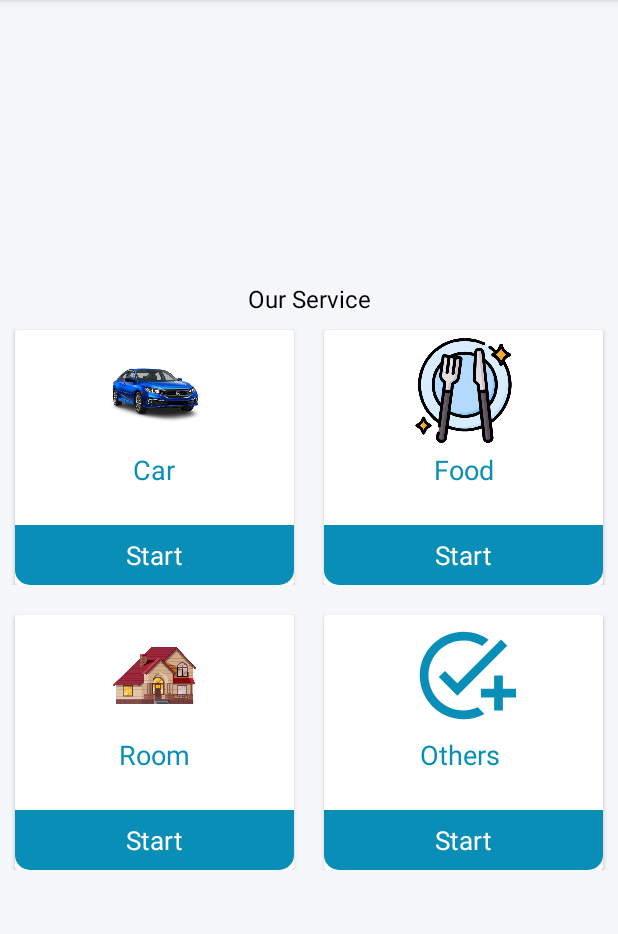
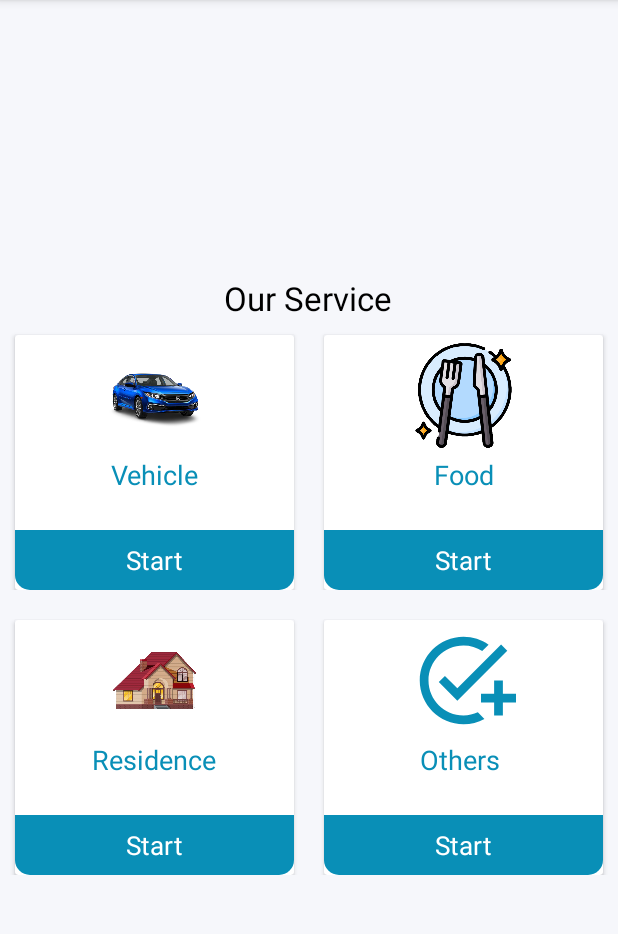
Before and after one commit to alamincmt/duckbanglow, an Android app: the ServiceActivity screen opened directly, with no data from a screen before it, on a phone screen of 412 x 824 dp, the part 84-1018 px from its top. Run offline under Robolectric (Android 15) with nearby library versions, the phone set to English and light mode, and no system bars.

Commit message:
Saimple changes.

```diff
--- a/app/src/main/java/com/duckbanglowofficial/duckbanglow/views/ui/Profile.java
+++ b/app/src/main/java/com/duckbanglowofficial/duckbanglow/views/ui/Profile.java
@@ -55,6 +55,7 @@ public class Profile extends AppCompatActivity {
     protected void onCreate(Bundle savedInstanceState) {
         super.onCreate(savedInstanceState);
         setContentView(R.layout.activity_profile);
+
         profile_image = findViewById(R.id.profile_image);
         tv_user_name = findViewById(R.id.tv_user_name);
         tv_short_details = findViewById(R.id.tv_short_details);
@@ -109,8 +110,6 @@ public class Profile extends AppCompatActivity {
 
     @Override
     public void onBackPressed() {
-        startActivity(new Intent(getApplicationContext(), MainActivity.class));
-        finish();
         super.onBackPressed();
     }
 
@@ -178,4 +177,6 @@ public class Profile extends AppCompatActivity {
             }
     }
 
+
+
 }
--- a/app/src/main/java/com/duckbanglowofficial/duckbanglow/views/ui/ServiceActivity.java
+++ b/app/src/main/java/com/duckbanglowofficial/duckbanglow/views/ui/ServiceActivity.java
@@ -41,4 +41,9 @@ public class ServiceActivity extends AppCompatActivity {
         intent.putExtra("purpose",purpose);
         startActivity(intent);
     }
+
+    @Override
+    public void onBackPressed() {
+        super.onBackPressed();
+    }
 }
--- a/app/src/main/java/com/duckbanglowofficial/duckbanglow/views/ui/ServiceDetailsActivity.java
+++ b/app/src/main/java/com/duckbanglowofficial/duckbanglow/views/ui/ServiceDetailsActivity.java
@@ -13,4 +13,9 @@ public class ServiceDetailsActivity extends AppCompatActivity {
         super.onCreate(savedInstanceState);
         setContentView(R.layout.activity_service_details);
     }
+
+    @Override
+    public void onBackPressed() {
+        super.onBackPressed();
+    }
 }
--- a/app/src/main/java/com/duckbanglowofficial/duckbanglow/views/ui/SignInActivity.java
+++ b/app/src/main/java/com/duckbanglowofficial/duckbanglow/views/ui/SignInActivity.java
@@ -35,6 +35,7 @@ public class SignInActivity extends AppCompatActivity {
     protected void onCreate(Bundle savedInstanceState) {
         super.onCreate(savedInstanceState);
         setContentView(R.layout.activity_sign_in);
+
         firebaseAuth = FirebaseAuth.getInstance();
         et_user_email=findViewById(R.id.et_user_email);
         et_password=findViewById(R.id.et_password);
@@ -87,4 +88,9 @@ public class SignInActivity extends AppCompatActivity {
             }
         });
     }
+
+    @Override
+    public void onBackPressed() {
+        super.onBackPressed();
+    }
 }
--- a/app/src/main/java/com/duckbanglowofficial/duckbanglow/views/ui/SignUpActivity.java
+++ b/app/src/main/java/com/duckbanglowofficial/duckbanglow/views/ui/SignUpActivity.java
@@ -126,7 +126,6 @@ public class SignUpActivity extends AppCompatActivity {
 
     @Override
     public void onBackPressed() {
-        startActivity(new Intent(getApplicationContext(),SignInActivity.class));
-        finish();
+        super.onBackPressed();
     }
 }
--- a/app/src/main/res/layout/activity_main.xml
+++ b/app/src/main/res/layout/activity_main.xml
@@ -85,6 +85,7 @@
             sweet:cardCornerRadius="10dp">
 
             <RelativeLayout
+                android:id="@+id/rlv_request_service"
                 android:layout_width="match_parent"
                 android:layout_height="170dp"
                 android:orientation="vertical">
--- a/app/src/main/res/layout/activity_profile.xml
+++ b/app/src/main/res/layout/activity_profile.xml
@@ -222,6 +222,7 @@
                 <LinearLayout
                     android:layout_width="match_parent"
                     android:layout_height="wrap_content"
+                    android:layout_marginTop="15dp"
                     android:background="@drawable/circularbordersolid"
                     android:orientation="vertical"
                     android:padding="16dp">
@@ -272,7 +273,7 @@
                 <LinearLayout
                     android:layout_width="match_parent"
                     android:layout_height="wrap_content"
-                    android:layout_marginTop="10dp"
+                    android:layout_marginTop="15dp"
                     android:background="@drawable/circularbordersolid"
                     android:orientation="vertical"
                     android:padding="16dp">
--- a/app/src/main/res/layout/activity_service.xml
+++ b/app/src/main/res/layout/activity_service.xml
@@ -11,7 +11,7 @@
 
 
     <TextView
-        android:textSize="16sp"
+        android:textSize="22sp"
         android:textColor="@color/black"
         android:text="Our Service"
         android:textAlignment="center"
@@ -56,7 +56,7 @@
                     android:layout_below="@id/iv_profile"
                     android:padding="5dp"
                     android:gravity="center"
-                    android:text="Car"
+                    android:text="Vehicle"
                     android:textAlignment="center"
                     android:textColor="@color/colorPrimary"
                     android:textSize="18sp" />
@@ -184,7 +184,7 @@
                     android:layout_height="wrap_content"
                     android:layout_below="@id/iv_contactus"
                     android:padding="5dp"
-                    android:text="Room"
+                    android:text="Residence"
                     android:gravity="center"
                     android:textAlignment="center"
                     android:textColor="@color/colorPrimary"
```
Also changed, not shown: app/src/main/java/com/duckbanglowofficial/duckbanglow/views/ui/MainActivity.java (+14 -5 lines).
